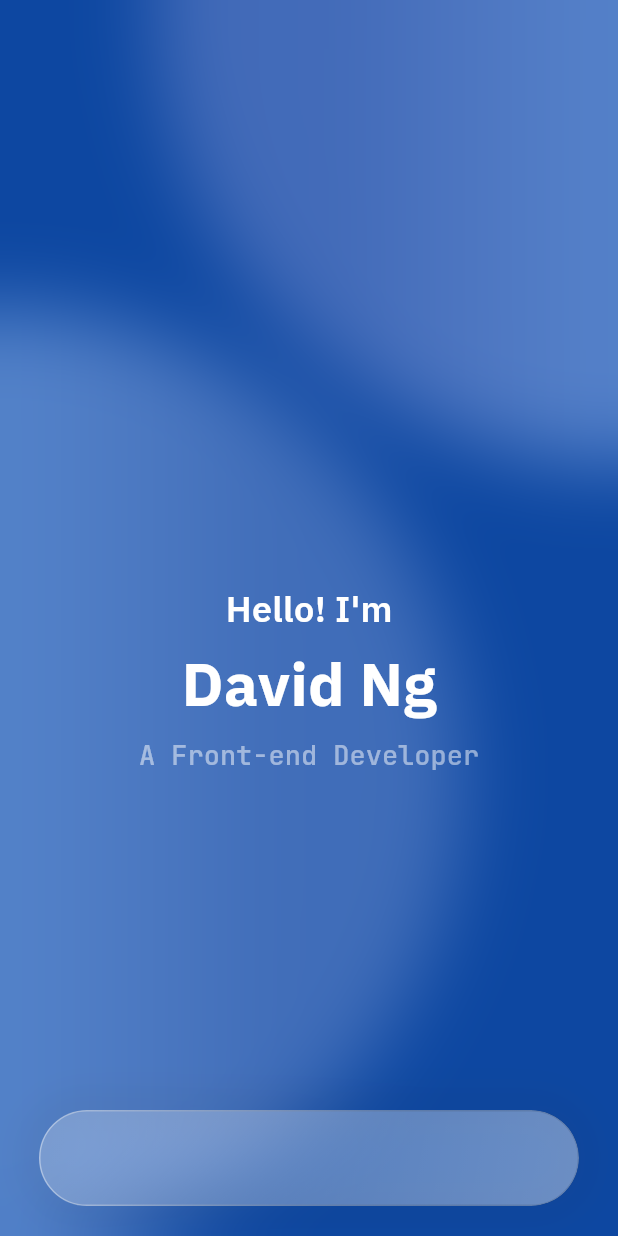
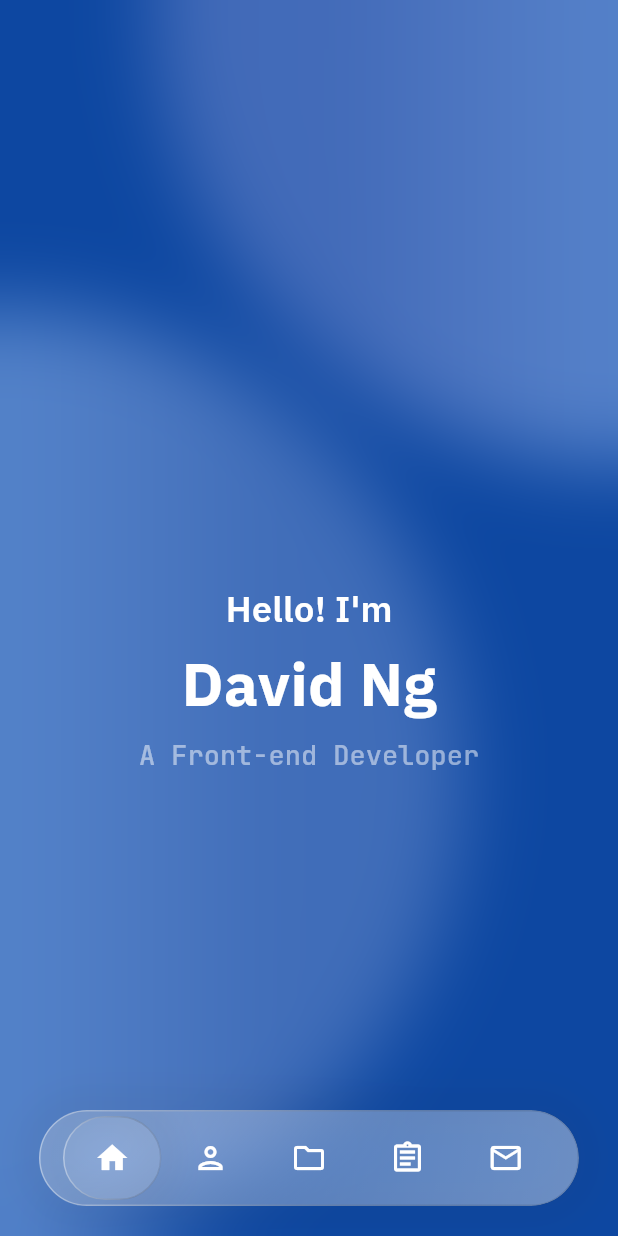
Before and after one commit to davidsao/flutter_personal_website_v2, a Flutter app: the screen it shows after launch, on a phone screen of 412 x 824 dp. Run offline on Flutter 3.47's test engine with Material 3 defaults, Android fonts, the phone set to English and light mode, and no system bars; drawn by our look-alikes of animated_text_kit; our stand-ins replace flutter_animate, gap, google_fonts.

Commit message:
feat(Bottom bar): Implement bottom navigation bar and added navigation enum

```diff
--- a/lib/view/home_page.dart
+++ b/lib/view/home_page.dart
@@ -1,10 +1,10 @@
-import 'dart:math';
-
 import 'package:davidngwebsite/app/app_dimens.dart';
 import 'package:davidngwebsite/view/section/cover_section.dart';
 import 'package:davidngwebsite/view/widget/background.dart';
-import 'package:davidngwebsite/widget/glass_container.dart';
+import 'package:davidngwebsite/view/widget/bottom_nav.dart';
 import 'package:flutter/material.dart';
+
+import '../model/enums/nav_enums.dart';
 
 class MyHomePage extends StatefulWidget {
   const MyHomePage({super.key});
@@ -14,6 +14,8 @@ class MyHomePage extends StatefulWidget {
 }
 
 class _MyHomePageState extends State<MyHomePage> {
+  NavEnums currentSection = NavEnums.home;
+
   @override
   Widget build(BuildContext context) {
     return Scaffold(
@@ -29,12 +31,13 @@ class _MyHomePageState extends State<MyHomePage> {
             crossAxisAlignment: CrossAxisAlignment.center,
             children: [
               Spacer(),
-              GlassContainer(
-                height: 64,
-                width:
-                    min(MediaQuery.of(context).size.width, 400) -
-                    AppDimens.marginMedium * 2,
-                borderRadius: BorderRadius.all(Radius.circular(32)),
+              BottomNav(
+                currentSection: currentSection,
+                onTap: (section) {
+                  setState(() {
+                    currentSection = section;
+                  });
+                },
               ),
               kGapMedium,
             ],
--- /dev/null
+++ b/lib/view/widget/bottom_nav.dart
@@ -0,0 +1,82 @@
+import 'dart:math';
+
+import 'package:davidngwebsite/model/enums/nav_enums.dart';
+import 'package:flutter/material.dart';
+
+import '../../app/app_colors.dart';
+import '../../app/app_dimens.dart';
+import '../../widget/glass_container.dart';
+
+class BottomNav extends StatefulWidget {
+  const BottomNav({
+    required this.currentSection,
+    required this.onTap,
+    super.key,
+  });
+
+  final NavEnums currentSection;
+  final Function(NavEnums) onTap;
+
+  @override
+  State<BottomNav> createState() => _BottomNavState();
+}
+
+class _BottomNavState extends State<BottomNav> {
+  @override
+  Widget build(BuildContext context) {
+    final barWidth =
+        min(MediaQuery.of(context).size.width, 400) -
+        AppDimens.marginMedium * 2;
+    final itemWidth =
+        (barWidth - AppDimens.marginSmall * 2) / NavEnums.values.length;
+
+    return GlassContainer(
+      height: 64,
+      width:
+          min(MediaQuery.of(context).size.width, 400) -
+          AppDimens.marginMedium * 2,
+      borderRadius: BorderRadius.all(Radius.circular(32)),
+      child: Stack(
+        alignment: Alignment.center,
+        children: [
+          AnimatedPositioned(
+            duration: const Duration(seconds: 1),
+            top: 4,
+            curve: Curves.elasticOut,
+            left: indicatorOffset(
+              index: widget.currentSection.index,
+              itemWidth: itemWidth,
+            ),
+            child: GlassContainer(
+              color: AppColors.black.withAlpha(100),
+              width: itemWidth,
+              height: 56,
+              borderRadius: BorderRadius.all(Radius.circular(28)),
+            ),
+          ),
+          Row(
+            children: [
+              kGapSmall,
+              ...NavEnums.values.map((e) {
+                return Expanded(
+                  child: InkWell(
+                    onTap: () => widget.onTap(e),
+                    child: Icon(
+                      e.icon(selected: e == widget.currentSection),
+                      color: AppColors.white,
+                    ),
+                  ),
+                );
+              }),
+              kGapSmall,
+            ],
+          ),
+        ],
+      ),
+    );
+  }
+
+  double indicatorOffset({required int index, required double itemWidth}) {
+    return index * itemWidth + AppDimens.marginSmall;
+  }
+}
```
Also changed, not shown: lib/model/enums/nav_enums.dart (added, +50 -0 lines).
